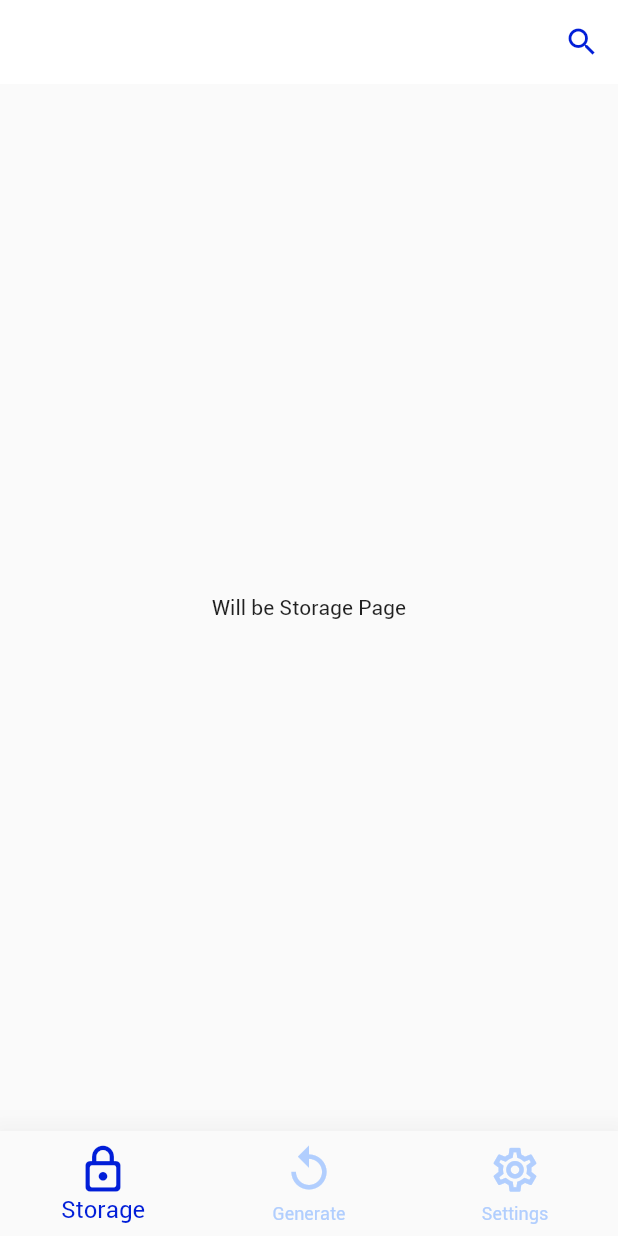
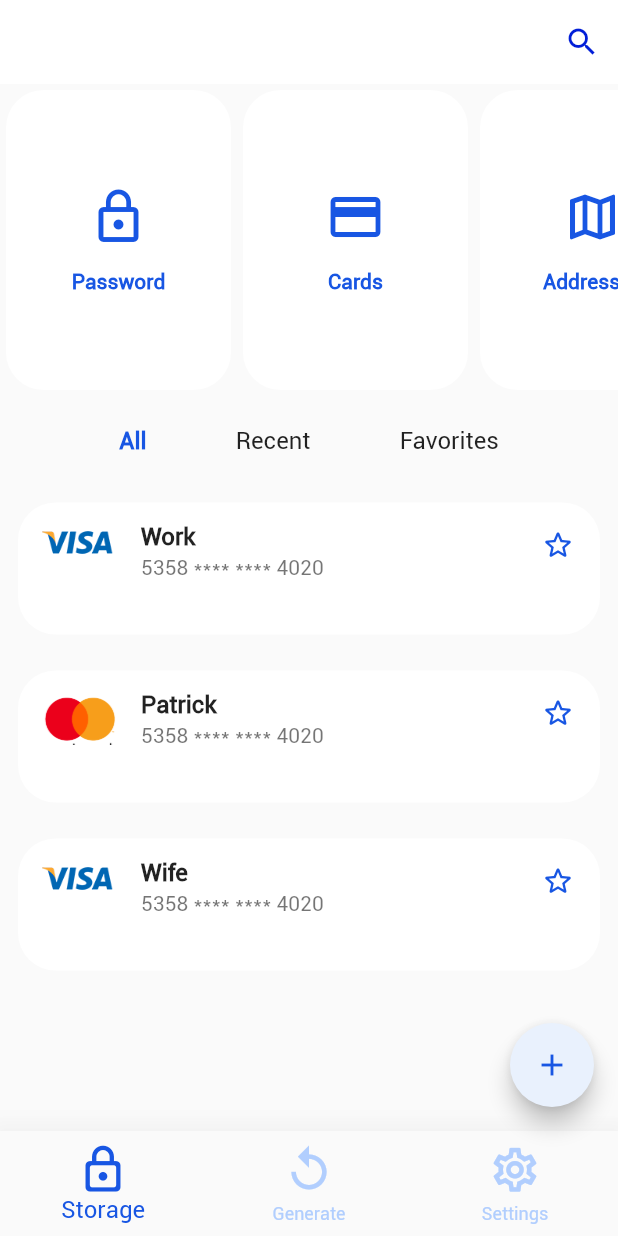
Before and after one commit to sametakbal/password-manager, a Flutter app: the screen it shows after launch, on a phone screen of 412 x 824 dp. Run offline on Flutter 3.47's test engine with Material 2 defaults, Android fonts, the phone set to English and light mode, and no system bars.

Commit message:
ui design

```diff
--- /dev/null
+++ b/lib/models/card.dart
@@ -0,0 +1,11 @@
+// Temporary just ui designing
+class PaymentCard {
+  int id;
+  String title;
+  String imgUrl;
+  String cardNumber;
+  bool isFavourite;
+
+  PaymentCard(
+      {this.id, this.title, this.imgUrl, this.cardNumber, this.isFavourite});
+}
--- a/lib/pages/app_page.dart
+++ b/lib/pages/app_page.dart
@@ -61,12 +61,20 @@ class _AppPageState extends State<AppPage> {
         elevation: 20.0,
         iconSize: 35.0,
         currentIndex: _selectedIndex,
-        selectedItemColor: Color(0xff011ED8),
+        selectedItemColor: Color(0xff1856e3),
         unselectedItemColor: Color(0xffb1cefe),
         selectedFontSize: 16.0,
         onTap: _onItemTapped,
         selectedLabelStyle: TextStyle(fontFamily: 'Roboto'),
       ),
+      floatingActionButton: FloatingActionButton(
+        backgroundColor: Color(0xffe9f1fd),
+        onPressed: () {},
+        child: Icon(
+          Icons.add,
+          color: Color(0xff1856e3),
+        ),
+      ),
     );
   }
 }
--- a/lib/pages/storage_page.dart
+++ b/lib/pages/storage_page.dart
@@ -1,4 +1,6 @@
 import 'package:flutter/material.dart';
+import 'package:password_manager/models/card.dart';
+import 'package:password_manager/services/card_service.dart';
 
 class StoragePage extends StatefulWidget {
   @override
@@ -6,10 +8,129 @@ class StoragePage extends StatefulWidget {
 }
 
 class _StoragePageState extends State<StoragePage> {
+  final _cardTextColor = Color(0xff1856e3);
+  // final _selectedCardTextColor = Color(0xffffff);
+  var cardList = List<PaymentCard>();
+
+  @override
+  void initState() {
+    cardList = CardService.getPaymentCards();
+    super.initState();
+  }
+
   @override
   Widget build(BuildContext context) {
-    return Center(
-      child: Text('Will be Storage Page'),
+    return Column(children: [
+      getCardContainerRow(),
+      Padding(
+        padding: const EdgeInsets.all(20.0),
+        child: Row(
+          mainAxisAlignment: MainAxisAlignment.spaceEvenly,
+          children: [
+            Text(
+              'All',
+              style: TextStyle(
+                  fontSize: 16.0,
+                  color: _cardTextColor,
+                  fontWeight: FontWeight.bold),
+            ),
+            Text(
+              'Recent',
+              style: TextStyle(fontSize: 16.0),
+            ),
+            Text(
+              'Favorites',
+              style: TextStyle(fontSize: 16.0),
+            ),
+          ],
+        ),
+      ),
+      getPaymentCardList(),
+    ]);
+  }
+
+  Widget getPaymentCardList() {
+    return Container(
+      child: ListView.builder(
+          shrinkWrap: true,
+          scrollDirection: Axis.vertical,
+          itemCount: cardList.length,
+          itemBuilder: (context, index) {
+            return Padding(
+              padding: const EdgeInsets.all(8.0),
+              child: Card(
+                elevation: 0.0,
+                shape: RoundedRectangleBorder(
+                    borderRadius: BorderRadius.circular(25)),
+                child: ListTile(
+                  isThreeLine: true,
+                  leading: Image.asset(
+                    cardList[index].imgUrl,
+                    width: 50,
+                  ),
+                  title: Text(
+                    cardList[index].title,
+                    style: TextStyle(fontWeight: FontWeight.bold),
+                  ),
+                  subtitle: Text(
+                    cardList[index].cardNumber,
+                    style: TextStyle(fontSize: 14),
+                  ),
+                  trailing: Icon(
+                    Icons.star_border_rounded,
+                    color: _cardTextColor,
+                  ),
+                ),
+              ),
+            );
+          }),
+    );
+  }
+
+  Widget getCardContainerRow() {
+    return Container(
+      child: SingleChildScrollView(
+        scrollDirection: Axis.horizontal,
+        child: Row(
+          children: [
+            getCard(Icons.lock_outline, 'Password'),
+            getCard(Icons.credit_card, 'Cards'),
+            getCard(Icons.map_outlined, 'Addresses'),
+          ],
+        ),
+      ),
+    );
+  }
+
+  Widget getCard(IconData icon, String title) {
+    return Card(
+      shape: RoundedRectangleBorder(borderRadius: BorderRadius.circular(25)),
+      elevation: 0.0,
+      child: Container(
+        height: 200,
+        width: 150,
+        child: Column(
+          mainAxisAlignment: MainAxisAlignment.center,
+          children: [
+            Icon(
+              icon,
+              size: 40.0,
+              color: Color(0xff1856e3),
+            ),
+            SizedBox(
+              height: 15,
+            ),
+            Text(
+              title,
+              textAlign: TextAlign.center,
+              style: TextStyle(
+                fontWeight: FontWeight.bold,
+                color: _cardTextColor,
+              ),
+            ),
+          ],
+        ),
+      ),
     );
   }
 }
--- /dev/null
+++ b/lib/services/card_service.dart
@@ -0,0 +1,29 @@
+import 'package:password_manager/models/card.dart';
+
+class CardService {
+  static CardService intance = CardService();
+  static List<PaymentCard> list = [];
+  static List<PaymentCard> getPaymentCards() {
+    if (list.isEmpty) {
+      list.add(PaymentCard(
+          id: 1,
+          title: "Work",
+          cardNumber: "5358 **** **** 4020",
+          imgUrl: "images/visa.png",
+          isFavourite: false));
+      list.add(PaymentCard(
+          id: 1,
+          title: "Patrick",
+          cardNumber: "5358 **** **** 4020",
+          imgUrl: "images/mastercard.png",
+          isFavourite: false));
+      list.add(PaymentCard(
+          id: 1,
+          title: "Wife",
+          cardNumber: "5358 **** **** 4020",
+          imgUrl: "images/visa.png",
+          isFavourite: false));
+    }
+    return list;
+  }
+}
--- a/pubspec.yaml
+++ b/pubspec.yaml
@@ -45,8 +45,8 @@ flutter:
   uses-material-design: true
 
   # To add assets to your application, add an assets section, like this:
-  # assets:
-  #   - images/a_dot_burr.jpeg
+  assets:
+    - images/
   #   - images/a_dot_ham.jpeg
 
   # An image asset can refer to one or more resolution-specific "variants", see
```
Also changed, not shown: images/mastercard.png (added), images/visa.png (added).
